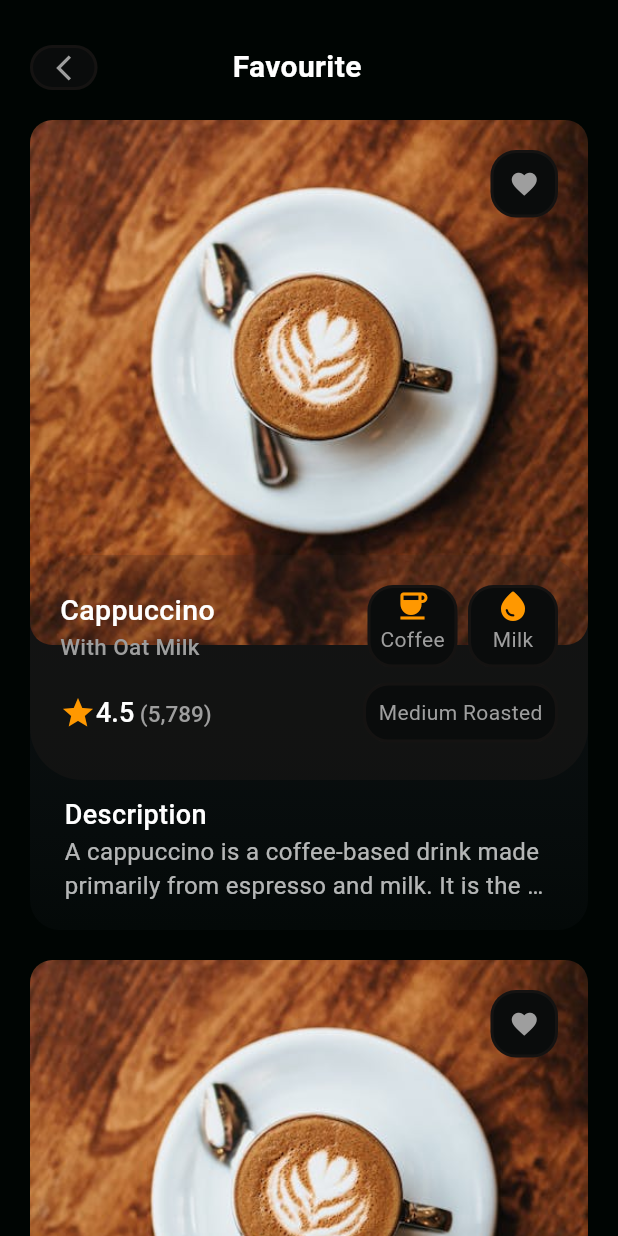
After one commit to Jahid01234/Coffee_App, a Flutter app: the FavouriteScreen screen opened directly, on a phone screen of 412 x 824 dp. The commit adds this screen. Run offline on Flutter 3.47's test engine with Material 3 defaults, Android fonts, the phone set to English and light mode, and no system bars; our stand-ins replace animate_do, animated_text_kit, lottie.

Commit message:
- add Favourite screen

```diff
--- a/lib/presentation/screens/cart_screen.dart
+++ b/lib/presentation/screens/cart_screen.dart
@@ -1,4 +1,4 @@
-import 'package:coffee_app_ui/presentation/screens/home_screen.dart';
+import 'package:coffee_app_ui/presentation/screens/main_botton_nav_screen.dart';
 import 'package:coffee_app_ui/presentation/screens/payment_screen.dart';
 import 'package:coffee_app_ui/presentation/widgets/appbar_container.dart';
 import 'package:coffee_app_ui/presentation/widgets/custom_elevated_button.dart';
@@ -23,7 +23,7 @@ class CartScreen extends StatelessWidget {
                 GestureDetector(
                   onTap: (){
                     Navigator.push(context, MaterialPageRoute(
-                        builder: (context)=> const HomeScreen(),
+                        builder: (context)=> const MainBottomNavScreen(),
                       ),
                     );
                   },
--- /dev/null
+++ b/lib/presentation/screens/favourite_screen.dart
@@ -0,0 +1,67 @@
+import 'package:coffee_app_ui/presentation/screens/home_screen.dart';
+import 'package:coffee_app_ui/presentation/widgets/appbar_container.dart';
+import 'package:coffee_app_ui/presentation/widgets/favourite_item_list_card.dart';
+import 'package:flutter/material.dart';
+
+class FavouriteScreen extends StatelessWidget {
+  const FavouriteScreen({super.key});
+
+  @override
+  Widget build(BuildContext context) {
+    return Scaffold(
+      appBar: PreferredSize(
+        preferredSize: const Size.fromHeight(60),
+        child: Padding(
+          padding: const EdgeInsets.only(top: 30, left: 20),
+          child: Row(
+            children: [
+              // Back to page button .....
+              GestureDetector(
+                onTap: () {
+                  Navigator.push(
+                    context,
+                    MaterialPageRoute(
+                      builder: (context) => const HomeScreen(),
+                    ),
+                  );
+                },
+                child: const AppBarContainer(
+                  child: Icon(
+                    Icons.arrow_back_ios_new,
+                    color: Colors.grey,
+                    size: 20,
+                  ),
+                ),
+              ),
+              const SizedBox(width: 90),
+              // Favourite Head Line Text.....
+              const Text(
+                "Favourite",
+                style: TextStyle(
+                  fontSize: 20,
+                  color: Colors.white,
+                  fontWeight: FontWeight.bold,
+                ),
+              ),
+            ],
+          ),
+        ),
+      ),
+      body: Padding(
+        padding: const EdgeInsets.only(top: 20, left: 20, right: 20),
+        child: ListView.separated(
+            shrinkWrap: true,
+            primary: false,
+            scrollDirection: Axis.vertical,
+            itemCount: 5,
+            separatorBuilder: (_,__){
+              return const SizedBox(height: 20);
+            },
+            itemBuilder: (context,index){
+              return const FavouriteItemListCard();
+            },
+        ),
+      ),
+    );
+  }
+}
--- a/lib/presentation/screens/login_screen.dart
+++ b/lib/presentation/screens/login_screen.dart
@@ -40,7 +40,10 @@ class _LogInScreenState extends State<LogInScreen> {
                 FadeInDown(
                   duration: const Duration(milliseconds: 500),
                   child: Center(
-                    child: Lottie.asset("assets/animations/login_animation.json",height: 200),
+                    child: Lottie.asset(
+                        "assets/animations/login_animation.json",
+                        height: 200,
+                    ),
                   ),
                 ),
                 const SizedBox(height: 10),
--- a/lib/presentation/screens/main_botton_nav_screen.dart
+++ b/lib/presentation/screens/main_botton_nav_screen.dart
@@ -1,4 +1,5 @@
 import 'package:coffee_app_ui/presentation/screens/cart_screen.dart';
+import 'package:coffee_app_ui/presentation/screens/favourite_screen.dart';
 import 'package:coffee_app_ui/presentation/screens/home_screen.dart';
 import 'package:coffee_app_ui/presentation/screens/oder_history_screen.dart';
 import 'package:flutter/material.dart';
@@ -12,10 +13,11 @@ class MainBottomNavScreen extends StatefulWidget {
 
 class _MainBottomNavScreenState extends State<MainBottomNavScreen> {
   int _selectedIndex = 0;
+
   final List<Widget> screens = const [
     HomeScreen(),
     CartScreen(),
-    Center(child: Text("Favourite screen",style: TextStyle(color: Colors.grey))),
+    FavouriteScreen(),
     OrderHistoryScreen(),
   ];
 
@@ -43,7 +45,7 @@ class _MainBottomNavScreenState extends State<MainBottomNavScreen> {
           ),
 
           BottomNavigationBarItem(
-            label: "Bag",
+            label: "Cart",
             icon: Icon(Icons.shopping_bag),
           ),
 
--- a/lib/presentation/screens/oder_history_screen.dart
+++ b/lib/presentation/screens/oder_history_screen.dart
@@ -1,3 +1,4 @@
+import 'package:coffee_app_ui/presentation/screens/main_botton_nav_screen.dart';
 import 'package:coffee_app_ui/presentation/widgets/appbar_container.dart';
 import 'package:coffee_app_ui/presentation/widgets/custom_elevated_button.dart';
 import 'package:coffee_app_ui/presentation/widgets/oder_item_card.dart';
@@ -20,7 +21,10 @@ class OrderHistoryScreen extends StatelessWidget {
                 // Back to page button .....
                 GestureDetector(
                   onTap: () {
-                    Navigator.pop(context);
+                    Navigator.push(context, MaterialPageRoute(
+                      builder: (context)=> const MainBottomNavScreen(),
+                     ),
+                    );
                   },
                   child: const AppBarContainer(
                     child: Icon(
--- a/lib/presentation/screens/product_details_screen.dart
+++ b/lib/presentation/screens/product_details_screen.dart
@@ -1,5 +1,6 @@
 import 'package:coffee_app_ui/data/model/coffee_model.dart';
 import 'package:coffee_app_ui/presentation/screens/cart_screen.dart';
+import 'package:coffee_app_ui/presentation/screens/favourite_screen.dart';
 import 'package:coffee_app_ui/presentation/widgets/appbar_container.dart';
 import 'package:coffee_app_ui/presentation/widgets/custom_elevated_button.dart';
 import 'package:coffee_app_ui/presentation/widgets/size_picker.dart';
@@ -57,11 +58,19 @@ class _ProductDetailsScreenState extends State<ProductDetailsScreen> {
                         ),
                       ),
                     ),
-                    const AppBarContainer(
-                      child: Icon(
-                        Icons.favorite,
-                        color: Colors.grey,
-                        size: 20,
+                    GestureDetector(
+                      onTap: (){
+                        Navigator.push(context, MaterialPageRoute(
+                          builder: (context)=> const FavouriteScreen(),
+                          ),
+                        );
+                      },
+                      child: const AppBarContainer(
+                        child: Icon(
+                          Icons.favorite,
+                          color: Colors.grey,
+                          size: 20,
+                        ),
                       ),
                     ),
                   ],
@@ -170,6 +179,7 @@ class _ProductDetailsScreenState extends State<ProductDetailsScreen> {
                                   text: widget.coffeeModel.rating.toString(),
                                   style: const TextStyle(
                                     fontSize: 18,
+                                    color: Colors.white,
                                     fontWeight: FontWeight.w500,
                                   ),
                                   children: const [
--- /dev/null
+++ b/lib/presentation/widgets/favourite_item_list_card.dart
@@ -0,0 +1,233 @@
+import 'package:coffee_app_ui/presentation/widgets/appbar_container.dart';
+import 'package:flutter/material.dart';
+
+class FavouriteItemListCard extends StatelessWidget {
+  const FavouriteItemListCard({
+    super.key,
+  });
+
+  @override
+  Widget build(BuildContext context) {
+    return Container(
+      height: 540,
+      decoration: BoxDecoration(
+        borderRadius: BorderRadius.circular(20),
+        gradient: LinearGradient(
+          begin: Alignment.topCenter,
+          end: Alignment.bottomCenter,
+          colors: [
+            Colors.black,
+            const Color(0xff262B34).withOpacity(0.1),
+          ],
+        ),
+      ),
+      child: Stack(
+        children: [
+          // 1st stack:- image part..........
+          Container(
+            height: 350,
+            width: double.infinity,
+            decoration: BoxDecoration(
+              borderRadius: BorderRadius.circular(15),
+              image: const DecorationImage(
+                image: AssetImage("assets/images/cappuccino.jpeg"),
+                fit: BoxFit.cover,
+              ),
+            ),
+            child: const Padding(
+              padding: EdgeInsets.only(top: 20, right: 20),
+              child: Align(
+                alignment: Alignment.topRight,
+                child: AppBarContainer(
+                  child: Icon(
+                    Icons.favorite,
+                    color: Colors.grey,
+                    size: 20,
+                  ),
+                ),
+              ),
+            ),
+          ),
+
+          // 2nd stack:- title/subtitle/rating part..........
+          Positioned(
+            top: 290,
+            left: 0,
+            right: 0,
+            child: Container(
+              height: 150,
+              decoration: BoxDecoration(
+                color: const Color(0xFF342520).withOpacity(0.2),
+                borderRadius: BorderRadius.circular(35),
+              ),
+              child: Padding(
+                padding: const EdgeInsets.all(20),
+                child: Column(
+                  children: [
+                    // 1st: title/subtitle and coffee/ water drop icon..
+                    const Row(
+                      mainAxisAlignment:
+                      MainAxisAlignment.spaceBetween,
+                      children: [
+                        Column(
+                          crossAxisAlignment:
+                          CrossAxisAlignment.start,
+                          children: [
+                            Text(
+                              "Cappuccino",
+                              style: TextStyle(
+                                fontSize: 19,
+                                color: Colors.white,
+                                fontWeight: FontWeight.w500,
+                              ),
+                            ),
+                            Text(
+                              "With Oat Milk",
+                              style: TextStyle(
+                                fontSize: 15,
+                                color: Colors.grey,
+                                fontWeight: FontWeight.w500,
+                              ),
+                            ),
+                          ],
+                        ),
+                        Row(
+                          children: [
+                            SizedBox(
+                              height: 55,
+                              width: 60,
+                              child: AppBarContainer(
+                                child: Column(
+                                  children: [
+                                    Icon(
+                                      Icons.coffee,
+                                      color: Colors.orange,
+                                    ),
+                                    Text(
+                                      "Coffee",
+                                      style: TextStyle(
+                                          color: Colors.grey),
+                                    ),
+                                  ],
+                                ),
+                              ),
+                            ),
+                            SizedBox(
+                              width: 7,
+                            ),
+                            SizedBox(
+                              height: 55,
+                              width: 60,
+                              child: AppBarContainer(
+                                child: Column(
+                                  children: [
+                                    Icon(
+                                      Icons.water_drop_rounded,
+                                      color: Colors.orange,
+                                    ),
+                                    Text(
+                                      "Milk",
+                                      style: TextStyle(
+                                          color: Colors.grey),
+                                    ),
+                                  ],
+                                ),
+                              ),
+                            ),
+                          ],
+                        ),
+                      ],
+                    ),
+                    const SizedBox(height: 10),
+                    // 2nd: rating count and medium roasted..
+                    Row(
+                      mainAxisAlignment:
+                      MainAxisAlignment.spaceBetween,
+                      children: [
+                        Row(
+                          children: [
+                            const Icon(
+                              Icons.star,
+                              color: Colors.orange,
+                            ),
+                            RichText(
+                              text: const TextSpan(
+                                text: "4.5",
+                                style: TextStyle(
+                                  fontSize: 18,
+                                  fontWeight: FontWeight.w500,
+                                ),
+                                children: [
+                                  TextSpan(
+                                    text: " (5,789)",
+                                    style: TextStyle(
+                                      fontSize: 15,
+                                      color: Colors.grey,
+                                      fontWeight: FontWeight.w500,
+                                    ),
+                                  ),
+                                ],
+                              ),
+                            ),
+                          ],
+                        ),
+                        const SizedBox(
+                          height: 40,
+                          width: 130,
+                          child: AppBarContainer(
+                            child: Center(
+                              child: Text(
+                                "Medium Roasted",
+                                style: TextStyle(color: Colors.grey),
+                              ),
+                            ),
+                          ),
+                        ),
+                      ],
+                    ),
+                  ],
+                ),
+              ),
+            ),
+          ),
+
+          // 3rd stack:- Description/size/price/button part..........
+          const Positioned(
+            top: 450,
+            left: 0,
+            right: 0,
+            child: SizedBox(
+              height: 295,
+              child: Padding(
+                padding: EdgeInsets.only(left: 23, right: 23),
+                child: Column(
+                  crossAxisAlignment: CrossAxisAlignment.start,
+                  children: [
+                    // 1st: Description part....
+                    Text(
+                      "Description",
+                      style: TextStyle(
+                        fontSize: 18,
+                        color: Colors.white,
+                        fontWeight: FontWeight.w500,
+                      ),
+                    ),
+                    Text(
+                      "A cappuccino is a coffee-based drink made primarily from espresso and milk. It is the best coffee. ",
+                      maxLines: 2,
+                      style: TextStyle(
+                        fontSize: 16,
+                        color: Colors.white70,
+                        overflow: TextOverflow.ellipsis,
+                      ),
+                    ),
+                  ],
+                ),
+              ),
+            ),
+          ),
+        ],
+      ),
+    );
+  }
+}
```
